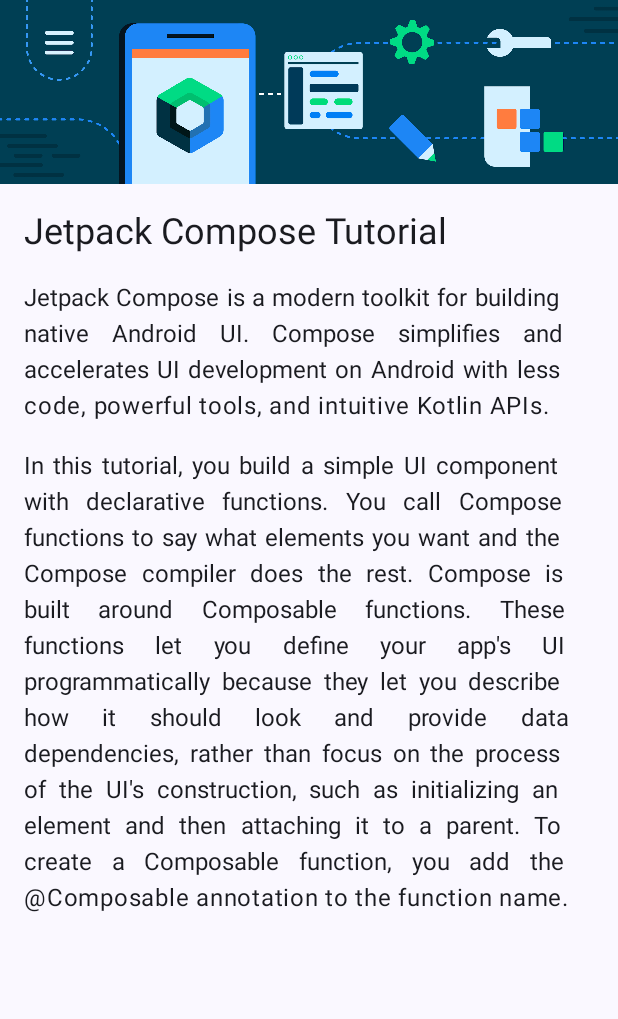
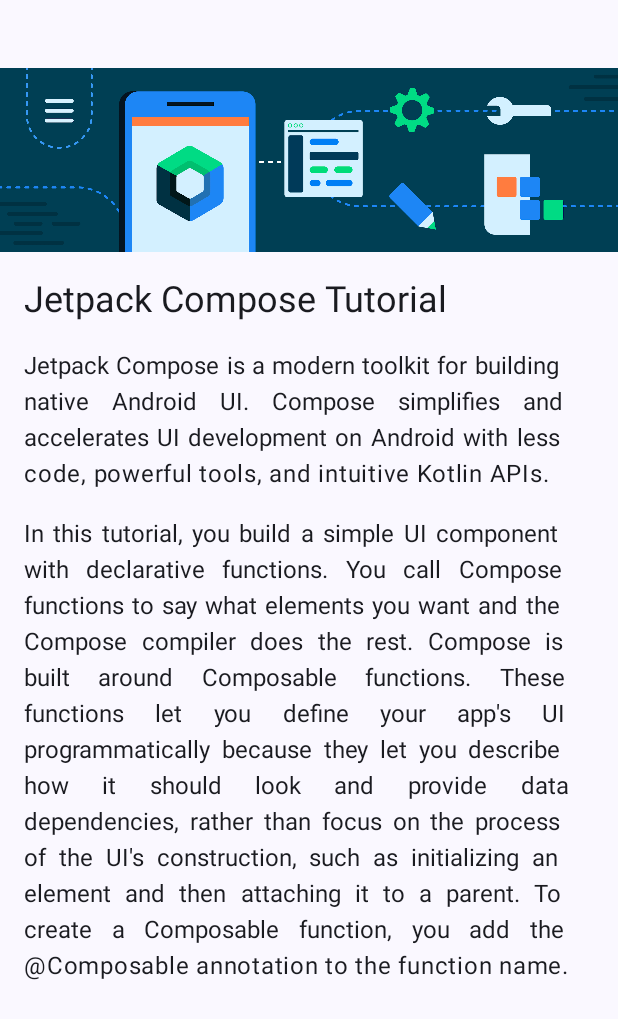
Before and after one commit to Killercavin/AndroidIntroApp, an Android app built with Jetpack Compose: the screen it shows after launch (MainActivity), on a phone screen of 412 x 824 dp. Shown: the top 1019 px of the screen. Run offline under Robolectric (Android 15) with nearby library versions, the phone set to English and light mode, and no system bars.

Commit message:
Modified: MainActivity.kt

```diff
--- a/app/src/main/java/com/example/androidintroapp/MainActivity.kt
+++ b/app/src/main/java/com/example/androidintroapp/MainActivity.kt
@@ -64,6 +64,7 @@ fun ArticleCard(
             contentDescription = null,
             modifier = Modifier
                 .fillMaxWidth()
+                .padding(top = 45.dp)
         )
 
         Text(
```
